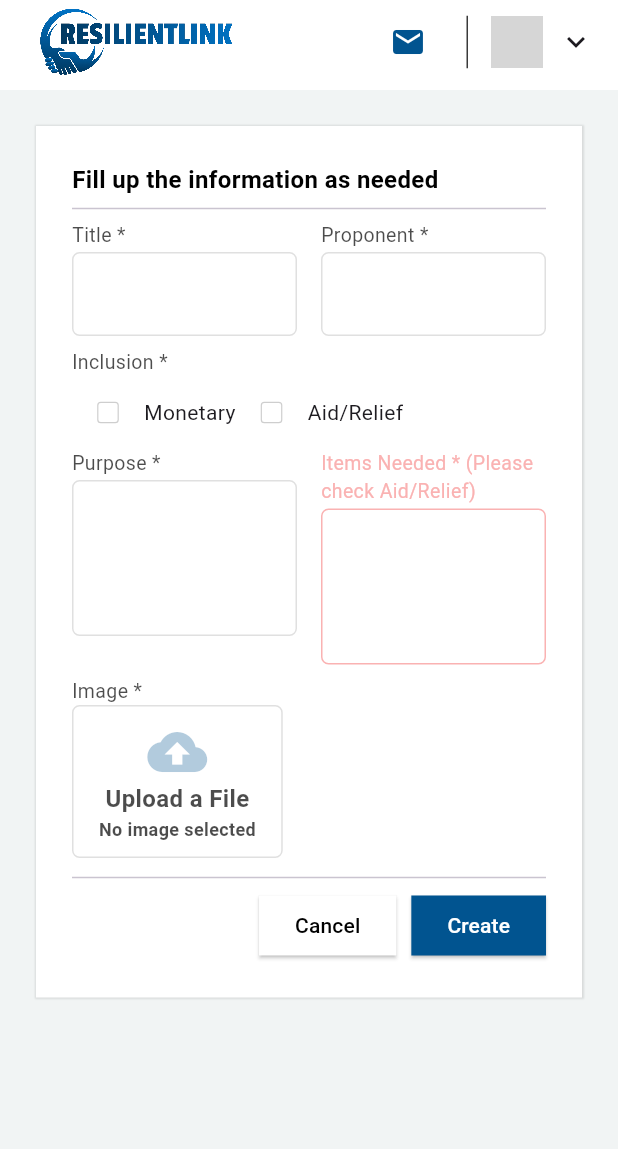
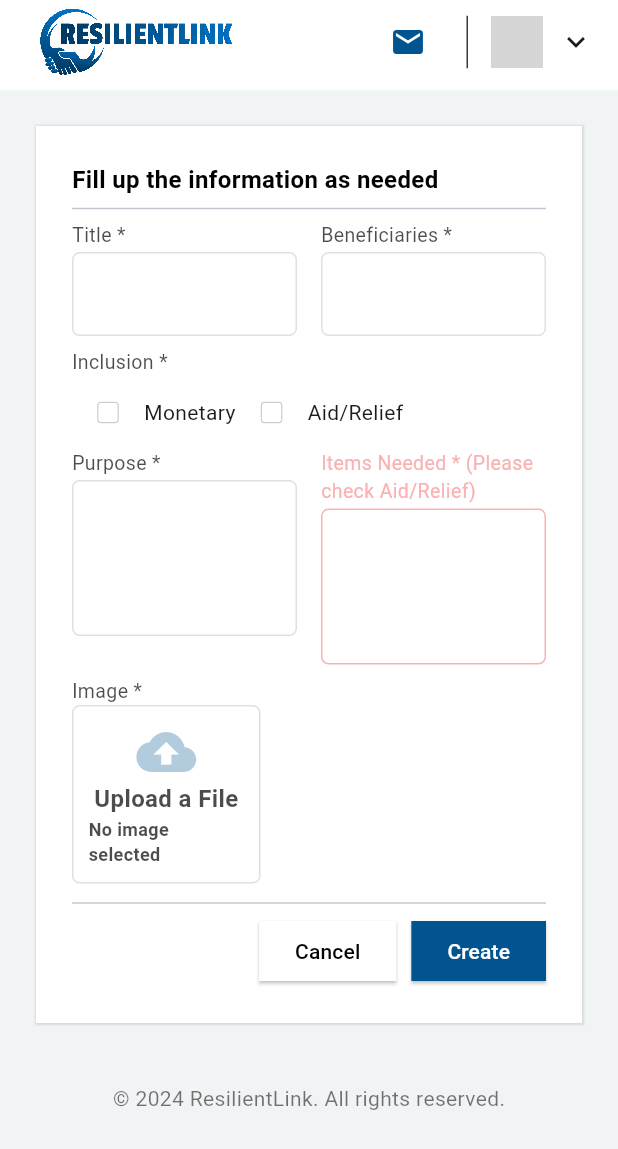
Before and after one commit to thisisJohnny07/ResilientlinkWeb, a Flutter app: the AddDonationDrive screen opened directly, on a phone screen of 412 x 824 dp. Shown: the top 1149 px of the screen. Run offline on Flutter 3.47's test engine with Material 3 defaults, Android fonts, the phone set to English and light mode, and no system bars; our stand-ins replace cloud_firestore, firebase_auth, firebase_core, firebase_storage, fl_chart, flutter_spinkit and 1 more; missing offline and left inert: dart:html, image_picker_web; accounts and stored records are empty; network calls fail; statements that could not run were skipped; grey boxes are pictures that could not be loaded.

Commit message:
polish 16th

```diff
--- a/resilientlinkweb/lib/output/donation_list.dart
+++ b/resilientlinkweb/lib/output/donation_list.dart
@@ -195,7 +195,7 @@ class _DonationListState extends State<DonationList> {
                         Padding(
                           padding: const EdgeInsets.symmetric(horizontal: 8.0),
                           child: Text(
-                            "Proponents: ",
+                            "Beneficiaries: ",
                             style:
                                 TextStyle(color: Colors.black.withOpacity(.5)),
                           ),
--- a/resilientlinkweb/lib/screens/add_donation_drive.dart
+++ b/resilientlinkweb/lib/screens/add_donation_drive.dart
@@ -175,7 +175,9 @@ class _AddDonationDriveState extends State<AddDonationDrive> {
             child: Padding(
               padding: const EdgeInsets.all(24.0),
               child: Center(
-                child: Container(
+                child: Column(
+                  children: [
+                    Container(
                       constraints: const BoxConstraints(maxWidth: 1000),
                       decoration: BoxDecoration(
                         color: Colors.white,
@@ -197,8 +199,9 @@ class _AddDonationDriveState extends State<AddDonationDrive> {
                             style: TextStyle(
                                 fontSize: 16,
                                 fontWeight: FontWeight.bold,
-                            color:
-                                _isFilled ? Colors.black : Colors.red.shade500),
+                                color: _isFilled
+                                    ? Colors.black
+                                    : Colors.red.shade500),
                           ),
                           const Divider(),
                           Row(
@@ -214,7 +217,7 @@ class _AddDonationDriveState extends State<AddDonationDrive> {
                               Expanded(
                                 child: AdvisoryTextfield(
                                   textEditingController: _proponent,
-                              label: 'Proponent *',
+                                  label: 'Beneficiaries *',
                                   line: 1,
                                 ),
                               ),
@@ -282,7 +285,7 @@ class _AddDonationDriveState extends State<AddDonationDrive> {
                           GestureDetector(
                             onTap: _pickImage,
                             child: Container(
-                          width: MediaQuery.of(context).size.width * 0.341,
+                              width: MediaQuery.of(context).size.width * 0.305,
                               decoration: BoxDecoration(
                                 border: Border.all(
                                   color: Colors.grey.shade300,
@@ -299,8 +302,8 @@ class _AddDonationDriveState extends State<AddDonationDrive> {
                                     Icon(
                                       Icons.cloud_upload,
                                       size: 40,
-                                  color:
-                                      const Color(0xFF015490).withOpacity(0.3),
+                                      color: const Color(0xFF015490)
+                                          .withOpacity(0.3),
                                     ),
                                     Text(
                                       "Upload a File",
@@ -358,6 +361,16 @@ class _AddDonationDriveState extends State<AddDonationDrive> {
                         ],
                       ),
                     ),
+                    const SizedBox(height: 40),
+                    const Align(
+                      alignment: Alignment.bottomCenter,
+                      child: Text(
+                        "© 2024 ResilientLink. All rights reserved.",
+                        style: TextStyle(color: Colors.black54),
+                      ),
+                    )
+                  ],
+                ),
               ),
             ),
           ),
--- a/resilientlinkweb/lib/widgets/dashboard_stat.dart
+++ b/resilientlinkweb/lib/widgets/dashboard_stat.dart
@@ -39,7 +39,7 @@ class DashboardStat extends StatelessWidget {
                   style: const TextStyle(
                     fontWeight: FontWeight.bold,
                     color: Colors.white,
-                    fontSize: 40,
+                    fontSize: 35,
                   ),
                 ),
                 Text(
--- a/resilientlinkweb/lib/widgets/update_donation_drive.dart
+++ b/resilientlinkweb/lib/widgets/update_donation_drive.dart
@@ -83,7 +83,7 @@ class _UpdateDonationDriveState extends State<UpdateDonationDrive> {
                   ),
                   AdvisoryTextfield(
                     textEditingController: widget.proponentController,
-                    label: 'Proponent',
+                    label: 'Beneficiaries',
                     line: 1,
                   ),
                   AdvisoryTextfield(
```
Also changed, not shown: resilientlinkweb/lib/screens/feedbacks.dart (+41 -11 lines), resilientlinkweb/lib/screens/statistics.dart (+8 -2 lines), resilientlinkweb/lib/widgets/feedback_summary.dart (+14 -16 lines). Lines whose indentation alone changed are shown as unchanged.
